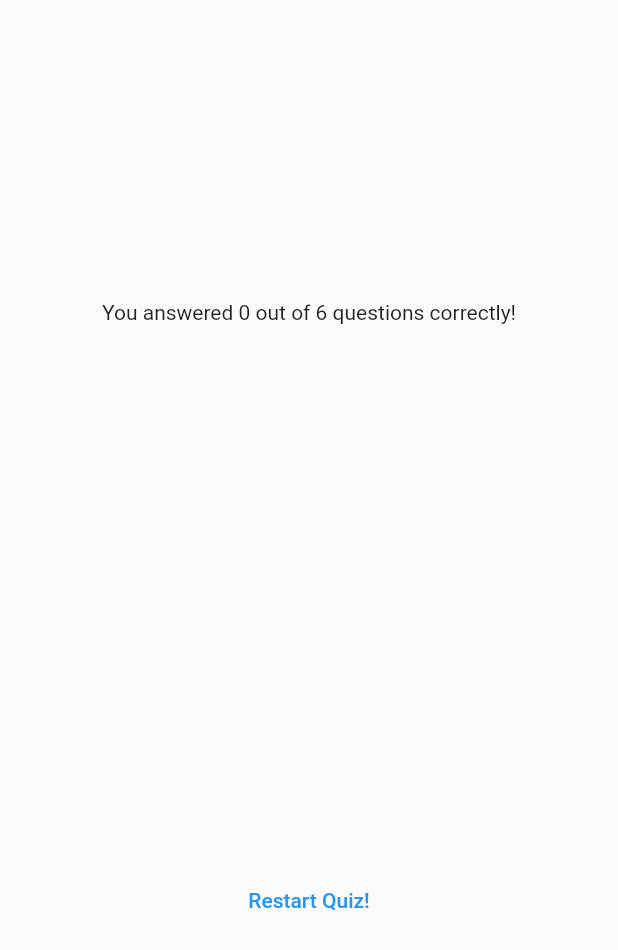
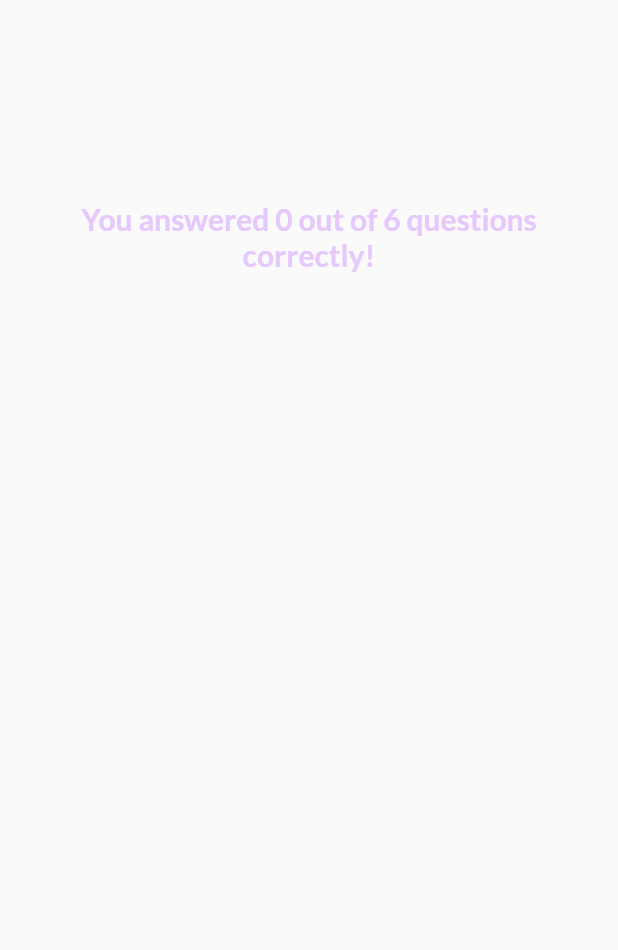
Before and after one commit to mostafaadawy/advanced_basics_flutter, a Flutter app: the ResultsScreen widget shown alone on an empty page, opened directly with empty values, on a phone screen of 412 x 824 dp. Shown: the top 950 px of the screen. Run offline on Flutter 3.47's test engine with Material 2 defaults, Android fonts, the phone set to English and light mode, and no system bars; our stand-ins replace google_fonts.

Commit message:
styling the answer results

```diff
--- a/lib/results_screen.dart
+++ b/lib/results_screen.dart
@@ -1,13 +1,16 @@
 import 'package:flutter/material.dart';
 import 'package:advanced_basics_flutter/data/questions.dart';
 import 'package:advanced_basics_flutter/questions_summary/questions_summary.dart';
+import 'package:google_fonts/google_fonts.dart';
 
 class ResultsScreen extends StatelessWidget {
   const ResultsScreen({
     super.key,
     required this.chosenAnswers,
+    required this.onRestart,
   });
 
+  final void Function() onRestart;
   final List<String> chosenAnswers;
 
   List<Map<String, Object>> getSummaryData() {
@@ -44,6 +47,12 @@ class ResultsScreen extends StatelessWidget {
           children: [
             Text(
               'You answered $numCorrectQuestions out of $numTotalQuestions questions correctly!',
+              style: GoogleFonts.lato(
+                color: const Color.fromARGB(255, 230, 200, 253),
+                fontSize: 20,
+                fontWeight: FontWeight.bold,
+              ),
+              textAlign: TextAlign.center,
             ),
             const SizedBox(
               height: 30,
@@ -52,9 +61,13 @@ class ResultsScreen extends StatelessWidget {
             const SizedBox(
               height: 30,
             ),
-            TextButton(
-              onPressed: () {},
-              child: const Text('Restart Quiz!'),
+            TextButton.icon(
+              onPressed: onRestart,
+              style: TextButton.styleFrom(
+                foregroundColor: Colors.white,
+              ),
+              icon: const Icon(Icons.refresh),
+              label: const Text('Restart Quiz!'),
             )
           ],
         ),
```
Also changed, not shown: lib/questions_summary/question_identifier.dart (+35 -0 lines), lib/questions_summary/questions_summary.dart (+4 -18 lines), lib/questions_summary/summary_item.dart (+58 -0 lines), lib/quiz.dart (+8 -0 lines).
